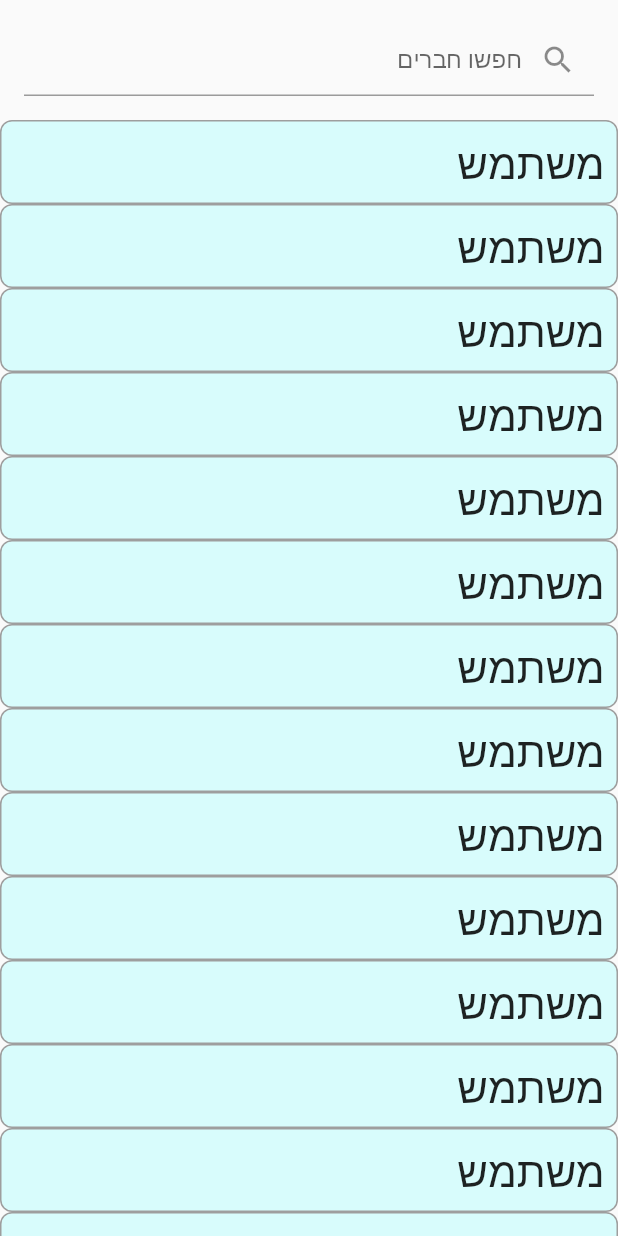
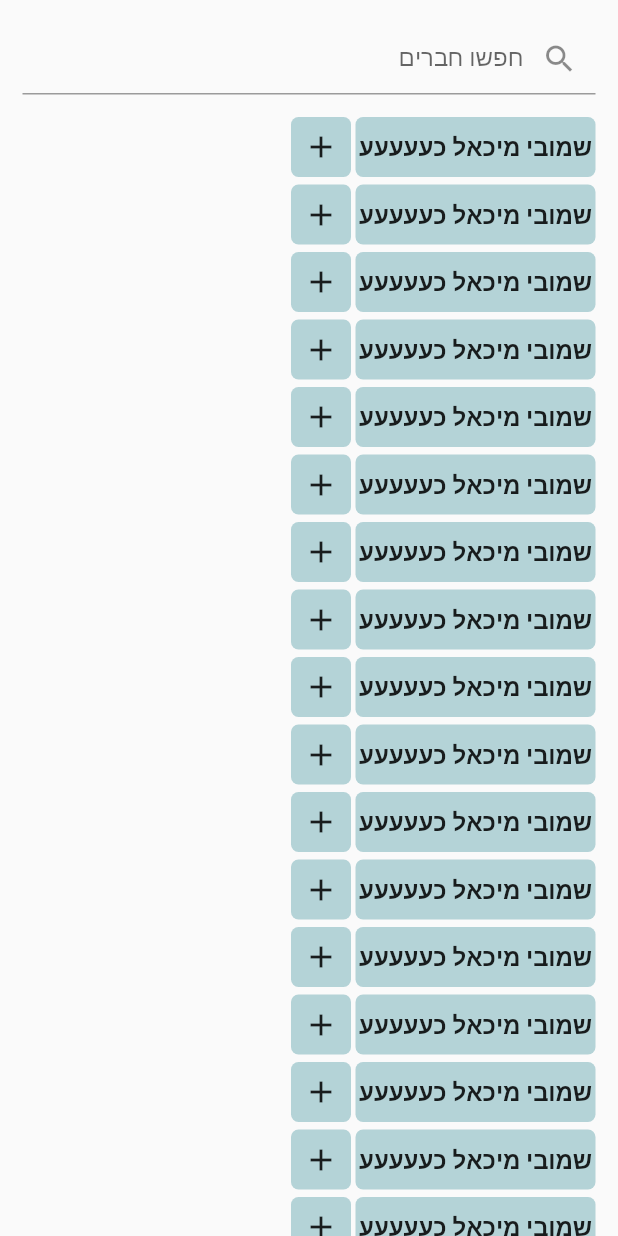
Before and after one commit to Guy-Michael/im_okay_client, a Flutter app: the AddFriendsPage screen opened directly, on a phone screen of 412 x 824 dp. Run offline on Flutter 3.47's test engine with Material 2 defaults, Android fonts, the phone set to English and light mode, and no system bars; our stand-ins replace flutter_contacts, fluttertoast, go_router, shared_preferences; accounts and stored records are empty; network calls fail.

Commit message:
new design for friends page

```diff
--- a/lib/Services/router_service.dart
+++ b/lib/Services/router_service.dart
@@ -1,52 +1,28 @@
 import 'package:flutter/material.dart';
 import 'package:go_router/go_router.dart';
 import 'package:im_okay_client/Utils/Consts/consts.dart';
-import 'package:im_okay_client/Widgets/contact_list.dart';
-import 'package:im_okay_client/main.dart';
-import 'package:im_okay_client/pages/add_friends_page.dart';
+import 'package:im_okay_client/pages/hub_page.dart';
 import 'package:im_okay_client/pages/login_page.dart';
 import 'package:im_okay_client/pages/register_page.dart';
-import 'package:im_okay_client/pages/reports_page.dart';
-import 'package:provider/provider.dart';
 
 final _rootNavigationKey = GlobalKey<NavigatorState>();
+
 final GoRouter globalRouter = GoRouter(
-  initialLocation: Routes.loginPage,
+  initialLocation: Routes.hub,
   navigatorKey: _rootNavigationKey,
   routes: [
     GoRoute(
-      parentNavigatorKey: _rootNavigationKey,
-      path: Routes.hub,
-      builder: (context, state) {
-        return const ImOkayApp();
-      },
-    ),
-    GoRoute(
+        path: Routes.loginPage,
         parentNavigatorKey: _rootNavigationKey,
-        path: Routes.loginPage,
-        builder: (context, state) {
-          return const LoginPage();
-        }),
-    GoRoute(
-        parentNavigatorKey: _rootNavigationKey,
-        path: Routes.reportsPage,
-        builder: (context, state) => FutureProvider<UserList?>(
-              initialData: UserList.params([], null),
-              create: (context) => UserList.getUserList(),
-              child: const ReportsPage(),
-            )),
+        builder: (context, state) => const LoginPage()),
     GoRoute(
       parentNavigatorKey: _rootNavigationKey,
       path: Routes.registrationPage,
       builder: (context, state) => RegisterPage(),
     ),
     GoRoute(
-      parentNavigatorKey: _rootNavigationKey,
-      path: Routes.contactsPage,
-      builder: (context, state) => const ContactListPage(),
-    ),
-    GoRoute(
-        path: Routes.addFriendsPage,
-        builder: (context, state) => const AddFriendsPage()),
+        parentNavigatorKey: _rootNavigationKey,
+        path: Routes.hub,
+        builder: (context, state) => const HubPage())
   ],
 );
--- a/lib/Utils/Consts/consts.dart
+++ b/lib/Utils/Consts/consts.dart
@@ -37,10 +37,10 @@ class Gender {
 
 class Routes {
   static const String loginPage = "/login";
-  static const String reportsPage = "/report";
+  static const String reportsPage = "report";
   static const String registrationPage = '/register';
   static const String contactsPage = '/contacts';
-  static const String addFriendsPage = '/addFriends';
+  static const String addFriendsPage = 'addFriends';
   static const String hub = '/main';
 
   static String fromInt(int index) {
--- a/lib/Utils/http_utils.dart
+++ b/lib/Utils/http_utils.dart
@@ -45,10 +45,12 @@ class HttpUtils {
     }
 
     User user = User.fromJson(json.decode(response.body));
-    StorageUtils.storeUser(user);
+    StorageUtils.storeUser(User());
 
     //UNCOMMENT TO ALLOW PERSISTENT LOGIN.
-    // StorageUtils.storeAccessToken(accessToken);
+    // StorageUtils.storeAccessToken(
+    // User.generateAccessToken("guy.michael275@gmail.com", "275"));
+    StorageUtils.storeAccessToken(accessToken);
     return true;
   }
 
--- a/lib/main.dart
+++ b/lib/main.dart
@@ -1,38 +1,6 @@
 import 'package:flutter/material.dart';
 import 'package:im_okay_client/Services/router_service.dart';
-import 'package:im_okay_client/Widgets/app_overlay.dart';
-import 'package:im_okay_client/pages/login_page.dart';
 
 void main() async {
-  globalRouter;
-  runApp(const MaterialApp(home: ImOkayApp()));
+  runApp(MaterialApp.router(routerConfig: globalRouter));
 }
-
-class ImOkayApp extends StatefulWidget {
-  const ImOkayApp({super.key});
-
-  @override
-  State<StatefulWidget> createState() => ImOkayAppState();
-}
-
-class ImOkayAppState extends State<ImOkayApp> {
-  @override
-  void initState() {
-    super.initState();
-  }
-
-  @override
-  Widget build(BuildContext context) {
-    return Scaffold(
-      appBar: AppBar(
-        backgroundColor: Colors.pink,
-      ),
-      body: MaterialApp.router(routerConfig: globalRouter),
-      bottomNavigationBar:
-          NavigationBar(backgroundColor: Colors.amber, destinations: const [
-        NavigationDestination(icon: Icon(Icons.settings), label: 'Settings'),
-        NavigationDestination(icon: Icon(Icons.settings), label: 'Home'),
-      ]),
-    );
-  }
-}
--- a/lib/pages/add_friends_page.dart
+++ b/lib/pages/add_friends_page.dart
@@ -17,7 +17,7 @@ class AddFriendsPageState extends State<AddFriendsPage> {
         body: Column(
       children: [
         Padding(
-            padding: const EdgeInsets.all(16.0),
+            padding: const EdgeInsets.all(15.0),
             child: MyTextField(
               inputController: searchController,
               hintText: 'חפשו חברים',
@@ -27,7 +27,7 @@ class AddFriendsPageState extends State<AddFriendsPage> {
           child: ListView.builder(
             itemCount: 100,
             itemBuilder: (context, index) {
-              return UserEntryWidget(userName: 'משתמש ');
+              return Pair(name: 'שמובי מיכאל כעעעעע');
             },
           ),
         ),
@@ -45,21 +45,63 @@ class UserEntryWidget extends StatelessWidget {
   Widget build(BuildContext context) {
     return Container(
       decoration: BoxDecoration(
-        color: const Color.fromARGB(
-            92, 155, 255, 255), // Semi-transparent background
-        border: Border.all(color: Colors.grey), // Weak border
+        color: const Color.fromARGB(92, 155, 255, 255),
+        border: Border.all(color: Colors.grey),
         borderRadius: BorderRadius.circular(8.0),
       ),
       child: Padding(
-        padding: const EdgeInsets.all(8.0),
+        padding: const EdgeInsets.all(15.0),
         child: Text(
           userName,
           textAlign: TextAlign.right,
           textDirection: TextDirection.rtl,
           textScaleFactor: 2,
         ),
-        // Add any additional widgets for user actions here
       ),
     );
   }
 }
+
+class Pair extends StatelessWidget {
+  String name;
+
+  Pair({this.name = '', super.key});
+
+  @override
+  Widget build(BuildContext context) {
+    return Container(
+        margin: const EdgeInsets.only(bottom: 5, right: 15),
+        child: Row(
+          mainAxisAlignment: MainAxisAlignment.end,
+          crossAxisAlignment: CrossAxisAlignment.center,
+          children: [
+            Container(
+                width: 40,
+                height: 40,
+                alignment: Alignment.center,
+                decoration: BoxDecoration(
+                    borderRadius: BorderRadius.circular(5),
+                    color: const Color(0xffb4d3d7)),
+                child: const Icon(Icons.add)),
+            const SizedBox(
+              width: 3,
+            ),
+            Container(
+              alignment: Alignment.center,
+              width: 160,
+              height: 40,
+              decoration: BoxDecoration(
+                  borderRadius: BorderRadius.circular(5),
+                  color: const Color(0xffb4d3d7)),
+              child: Text(name,
+                  textDirection: TextDirection.rtl,
+                  textAlign: TextAlign.right,
+                  style: const TextStyle(
+                    fontSize: 16,
+                    fontWeight: FontWeight.w700,
+                  )),
+            ),
+          ],
+        ));
+  }
+}
--- a/lib/pages/login_page.dart
+++ b/lib/pages/login_page.dart
@@ -57,7 +57,7 @@ class LoginState extends State<LoginPage> {
         await HttpUtils.loginAndStoreCredentials(username, password);
     if (loggedIn) {
       debugPrint('logging in!');
-      globalRouter.push(Routes.reportsPage);
+      globalRouter.push(Routes.hub);
     }
   }
 
```
Also changed, not shown: lib/pages/hub_page.dart (added, +46 -0 lines), lib/pages/reports_page.dart (+16 -12 lines), 1 other file.
